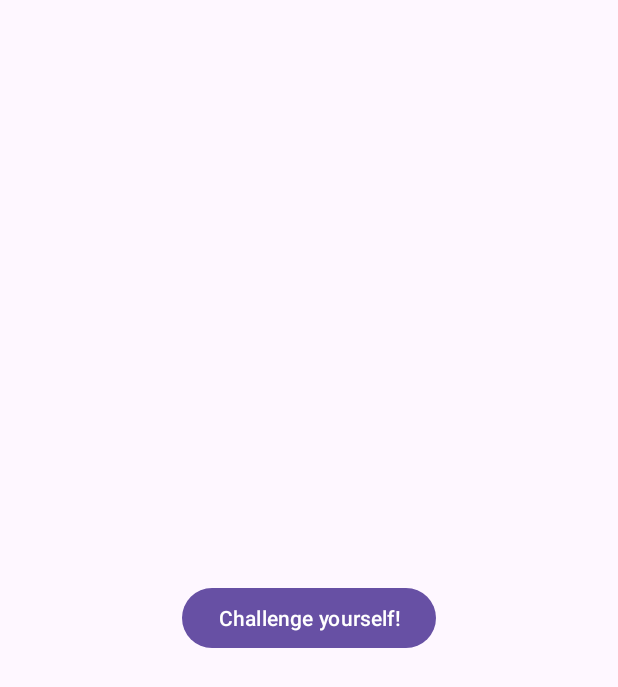
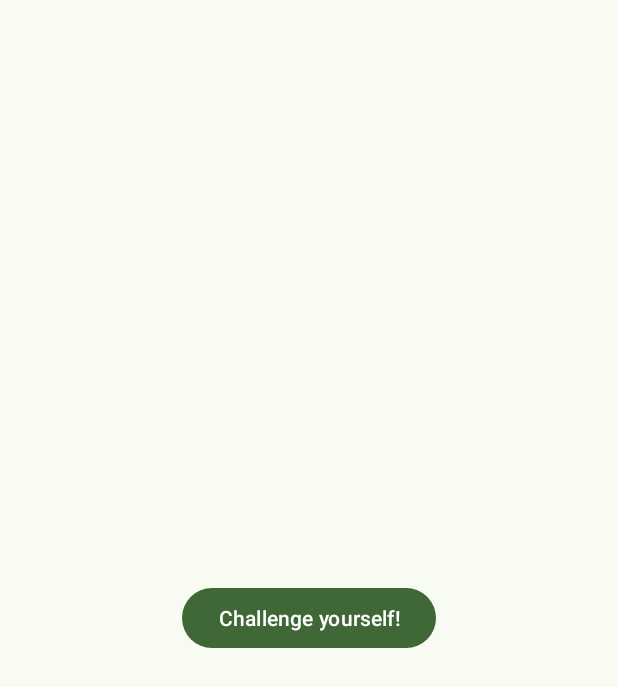
Before and after one commit to wasp-byte/piapp, an Android app: the screen it shows after launch (MainActivity), on a phone screen of 412 x 824 dp. Shown: the top 687 px of the screen. Run offline under Robolectric (Android 15) with nearby library versions, the phone set to English and light mode, and no system bars.

Commit message:
Add colors

```diff
--- /dev/null
+++ b/app/src/main/res/values-night/colors.xml
@@ -0,0 +1,49 @@
+<resources>
+    <color name="theme_primary">#A5D396</color>
+    <color name="theme_onPrimary">#11380B</color>
+    <color name="theme_primaryContainer">#285020</color>
+    <color name="theme_onPrimaryContainer">#C0EFB0</color>
+    <color name="theme_secondary">#A5D396</color>
+    <color name="theme_onSecondary">#11380B</color>
+    <color name="theme_secondaryContainer">#285020</color>
+    <color name="theme_onSecondaryContainer">#C0EFB0</color>
+    <color name="theme_tertiary">#CBCB76</color>
+    <color name="theme_onTertiary">#323200</color>
+    <color name="theme_tertiaryContainer">#494900</color>
+    <color name="theme_onTertiaryContainer">#E8E78F</color>
+    <color name="theme_error">#FFB4AB</color>
+    <color name="theme_onError">#690005</color>
+    <color name="theme_errorContainer">#93000A</color>
+    <color name="theme_onErrorContainer">#FFDAD6</color>
+    <color name="theme_background">#11140F</color>
+    <color name="theme_onBackground">#E1E4DA</color>
+    <color name="theme_surface">#11140F</color>
+    <color name="theme_onSurface">#E1E4DA</color>
+    <color name="theme_surfaceVariant">#43483F</color>
+    <color name="theme_onSurfaceVariant">#C3C8BC</color>
+    <color name="theme_outline">#8D9387</color>
+    <color name="theme_outlineVariant">#43483F</color>
+    <color name="theme_scrim">#000000</color>
+    <color name="theme_inverseSurface">#E1E4DA</color>
+    <color name="theme_inverseOnSurface">#2E322B</color>
+    <color name="theme_inversePrimary">#406836</color>
+    <color name="theme_primaryFixed">#C0EFB0</color>
+    <color name="theme_onPrimaryFixed">#002200</color>
+    <color name="theme_primaryFixedDim">#A5D396</color>
+    <color name="theme_onPrimaryFixedVariant">#285020</color>
+    <color name="theme_secondaryFixed">#C0EFB0</color>
+    <color name="theme_onSecondaryFixed">#002200</color>
+    <color name="theme_secondaryFixedDim">#A5D396</color>
+    <color name="theme_onSecondaryFixedVariant">#285020</color>
+    <color name="theme_tertiaryFixed">#E8E78F</color>
+    <color name="theme_onTertiaryFixed">#1D1D00</color>
+    <color name="theme_tertiaryFixedDim">#CBCB76</color>
+    <color name="theme_onTertiaryFixedVariant">#494900</color>
+    <color name="theme_surfaceDim">#11140F</color>
+    <color name="theme_surfaceBright">#363A34</color>
+    <color name="theme_surfaceContainerLowest">#0B0F0A</color>
+    <color name="theme_surfaceContainerLow">#191D17</color>
+    <color name="theme_surfaceContainer">#1D211B</color>
+    <color name="theme_surfaceContainerHigh">#272B25</color>
+    <color name="theme_surfaceContainerHighest">#32362F</color>
+</resources>
--- a/app/src/main/res/values-night/themes.xml
+++ b/app/src/main/res/values-night/themes.xml
@@ -1,7 +1,50 @@
-<resources xmlns:tools="http://schemas.android.com/tools">
-    <!-- Base application theme. -->
+<resources>
     <style name="Base.Theme.Piapp" parent="Theme.Material3.DayNight.NoActionBar">
-        <!-- Customize your dark theme here. -->
-        <!-- <item name="colorPrimary">@color/my_dark_primary</item> -->
+        <item name="colorPrimary">@color/theme_primary</item>
+        <item name="colorOnPrimary">@color/theme_onPrimary</item>
+        <item name="colorPrimaryContainer">@color/theme_primaryContainer</item>
+        <item name="colorOnPrimaryContainer">@color/theme_onPrimaryContainer</item>
+        <item name="colorSecondary">@color/theme_secondary</item>
+        <item name="colorOnSecondary">@color/theme_onSecondary</item>
+        <item name="colorSecondaryContainer">@color/theme_secondaryContainer</item>
+        <item name="colorOnSecondaryContainer">@color/theme_onSecondaryContainer</item>
+        <item name="colorTertiary">@color/theme_tertiary</item>
+        <item name="colorOnTertiary">@color/theme_onTertiary</item>
+        <item name="colorTertiaryContainer">@color/theme_tertiaryContainer</item>
+        <item name="colorOnTertiaryContainer">@color/theme_onTertiaryContainer</item>
+        <item name="colorError">@color/theme_error</item>
+        <item name="colorOnError">@color/theme_onError</item>
+        <item name="colorErrorContainer">@color/theme_errorContainer</item>
+        <item name="colorOnErrorContainer">@color/theme_onErrorContainer</item>
+        <item name="android:colorBackground">@color/theme_background</item>
+        <item name="colorOnBackground">@color/theme_onBackground</item>
+        <item name="colorSurface">@color/theme_surface</item>
+        <item name="colorOnSurface">@color/theme_onSurface</item>
+        <item name="colorSurfaceVariant">@color/theme_surfaceVariant</item>
+        <item name="colorOnSurfaceVariant">@color/theme_onSurfaceVariant</item>
+        <item name="colorOutline">@color/theme_outline</item>
+        <item name="colorOutlineVariant">@color/theme_outlineVariant</item>
+        <item name="colorSurfaceInverse">@color/theme_inverseSurface</item>
+        <item name="colorOnSurfaceInverse">@color/theme_inverseOnSurface</item>
+        <item name="colorPrimaryInverse">@color/theme_inversePrimary</item>
+        <item name="colorPrimaryFixed">@color/theme_primaryFixed</item>
+        <item name="colorOnPrimaryFixed">@color/theme_onPrimaryFixed</item>
+        <item name="colorPrimaryFixedDim">@color/theme_primaryFixedDim</item>
+        <item name="colorOnPrimaryFixedVariant">@color/theme_onPrimaryFixedVariant</item>
+        <item name="colorSecondaryFixed">@color/theme_secondaryFixed</item>
+        <item name="colorOnSecondaryFixed">@color/theme_onSecondaryFixed</item>
+        <item name="colorSecondaryFixedDim">@color/theme_secondaryFixedDim</item>
+        <item name="colorOnSecondaryFixedVariant">@color/theme_onSecondaryFixedVariant</item>
+        <item name="colorTertiaryFixed">@color/theme_tertiaryFixed</item>
+        <item name="colorOnTertiaryFixed">@color/theme_onTertiaryFixed</item>
+        <item name="colorTertiaryFixedDim">@color/theme_tertiaryFixedDim</item>
+        <item name="colorOnTertiaryFixedVariant">@color/theme_onTertiaryFixedVariant</item>
+        <item name="colorSurfaceDim">@color/theme_surfaceDim</item>
+        <item name="colorSurfaceBright">@color/theme_surfaceBright</item>
+        <item name="colorSurfaceContainerLowest">@color/theme_surfaceContainerLowest</item>
+        <item name="colorSurfaceContainerLow">@color/theme_surfaceContainerLow</item>
+        <item name="colorSurfaceContainer">@color/theme_surfaceContainer</item>
+        <item name="colorSurfaceContainerHigh">@color/theme_surfaceContainerHigh</item>
+        <item name="colorSurfaceContainerHighest">@color/theme_surfaceContainerHighest</item>
     </style>
 </resources>
--- a/app/src/main/res/values/colors.xml
+++ b/app/src/main/res/values/colors.xml
@@ -1,5 +1,49 @@
-<?xml version="1.0" encoding="utf-8"?>
 <resources>
-    <color name="black">#FF000000</color>
-    <color name="white">#FFFFFFFF</color>
+    <color name="theme_primary">#406836</color>
+    <color name="theme_onPrimary">#FFFFFF</color>
+    <color name="theme_primaryContainer">#C0EFB0</color>
+    <color name="theme_onPrimaryContainer">#285020</color>
+    <color name="theme_secondary">#406836</color>
+    <color name="theme_onSecondary">#FFFFFF</color>
+    <color name="theme_secondaryContainer">#C0EFB0</color>
+    <color name="theme_onSecondaryContainer">#285020</color>
+    <color name="theme_tertiary">#616118</color>
+    <color name="theme_onTertiary">#FFFFFF</color>
+    <color name="theme_tertiaryContainer">#E8E78F</color>
+    <color name="theme_onTertiaryContainer">#494900</color>
+    <color name="theme_error">#BA1A1A</color>
+    <color name="theme_onError">#FFFFFF</color>
+    <color name="theme_errorContainer">#FFDAD6</color>
+    <color name="theme_onErrorContainer">#93000A</color>
+    <color name="theme_background">#F8FBF1</color>
+    <color name="theme_onBackground">#191D17</color>
+    <color name="theme_surface">#F8FBF1</color>
+    <color name="theme_onSurface">#191D17</color>
+    <color name="theme_surfaceVariant">#DFE4D7</color>
+    <color name="theme_onSurfaceVariant">#43483F</color>
+    <color name="theme_outline">#73796E</color>
+    <color name="theme_outlineVariant">#C3C8BC</color>
+    <color name="theme_scrim">#000000</color>
+    <color name="theme_inverseSurface">#2E322B</color>
+    <color name="theme_inverseOnSurface">#EFF2E8</color>
+    <color name="theme_inversePrimary">#A5D396</color>
+    <color name="theme_primaryFixed">#C0EFB0</color>
+    <color name="theme_onPrimaryFixed">#002200</color>
+    <color name="theme_primaryFixedDim">#A5D396</color>
+    <color name="theme_onPrimaryFixedVariant">#285020</color>
+    <color name="theme_secondaryFixed">#C0EFB0</color>
+    <color name="theme_onSecondaryFixed">#002200</color>
+    <color name="theme_secondaryFixedDim">#A5D396</color>
+    <color name="theme_onSecondaryFixedVariant">#285020</color>
+    <color name="theme_tertiaryFixed">#E8E78F</color>
+    <color name="theme_onTertiaryFixed">#1D1D00</color>
+    <color name="theme_tertiaryFixedDim">#CBCB76</color>
+    <color name="theme_onTertiaryFixedVariant">#494900</color>
+    <color name="theme_surfaceDim">#D8DBD2</color>
+    <color name="theme_surfaceBright">#F8FBF1</color>
+    <color name="theme_surfaceContainerLowest">#FFFFFF</color>
+    <color name="theme_surfaceContainerLow">#F2F5EB</color>
+    <color name="theme_surfaceContainer">#ECEFE5</color>
+    <color name="theme_surfaceContainerHigh">#E6E9E0</color>
+    <color name="theme_surfaceContainerHighest">#E1E4DA</color>
 </resources>
--- a/app/src/main/res/values/themes.xml
+++ b/app/src/main/res/values/themes.xml
@@ -1,8 +1,51 @@
-<resources xmlns:tools="http://schemas.android.com/tools">
-    <!-- Base application theme. -->
+<resources>
     <style name="Base.Theme.Piapp" parent="Theme.Material3.DayNight.NoActionBar">
-        <!-- Customize your light theme here. -->
-        <!-- <item name="colorPrimary">@color/my_light_primary</item> -->
+        <item name="colorPrimary">@color/theme_primary</item>
+        <item name="colorOnPrimary">@color/theme_onPrimary</item>
+        <item name="colorPrimaryContainer">@color/theme_primaryContainer</item>
+        <item name="colorOnPrimaryContainer">@color/theme_onPrimaryContainer</item>
+        <item name="colorSecondary">@color/theme_secondary</item>
+        <item name="colorOnSecondary">@color/theme_onSecondary</item>
+        <item name="colorSecondaryContainer">@color/theme_secondaryContainer</item>
+        <item name="colorOnSecondaryContainer">@color/theme_onSecondaryContainer</item>
+        <item name="colorTertiary">@color/theme_tertiary</item>
+        <item name="colorOnTertiary">@color/theme_onTertiary</item>
+        <item name="colorTertiaryContainer">@color/theme_tertiaryContainer</item>
+        <item name="colorOnTertiaryContainer">@color/theme_onTertiaryContainer</item>
+        <item name="colorError">@color/theme_error</item>
+        <item name="colorOnError">@color/theme_onError</item>
+        <item name="colorErrorContainer">@color/theme_errorContainer</item>
+        <item name="colorOnErrorContainer">@color/theme_onErrorContainer</item>
+        <item name="android:colorBackground">@color/theme_background</item>
+        <item name="colorOnBackground">@color/theme_onBackground</item>
+        <item name="colorSurface">@color/theme_surface</item>
+        <item name="colorOnSurface">@color/theme_onSurface</item>
+        <item name="colorSurfaceVariant">@color/theme_surfaceVariant</item>
+        <item name="colorOnSurfaceVariant">@color/theme_onSurfaceVariant</item>
+        <item name="colorOutline">@color/theme_outline</item>
+        <item name="colorOutlineVariant">@color/theme_outlineVariant</item>
+        <item name="colorSurfaceInverse">@color/theme_inverseSurface</item>
+        <item name="colorOnSurfaceInverse">@color/theme_inverseOnSurface</item>
+        <item name="colorPrimaryInverse">@color/theme_inversePrimary</item>
+        <item name="colorPrimaryFixed">@color/theme_primaryFixed</item>
+        <item name="colorOnPrimaryFixed">@color/theme_onPrimaryFixed</item>
+        <item name="colorPrimaryFixedDim">@color/theme_primaryFixedDim</item>
+        <item name="colorOnPrimaryFixedVariant">@color/theme_onPrimaryFixedVariant</item>
+        <item name="colorSecondaryFixed">@color/theme_secondaryFixed</item>
+        <item name="colorOnSecondaryFixed">@color/theme_onSecondaryFixed</item>
+        <item name="colorSecondaryFixedDim">@color/theme_secondaryFixedDim</item>
+        <item name="colorOnSecondaryFixedVariant">@color/theme_onSecondaryFixedVariant</item>
+        <item name="colorTertiaryFixed">@color/theme_tertiaryFixed</item>
+        <item name="colorOnTertiaryFixed">@color/theme_onTertiaryFixed</item>
+        <item name="colorTertiaryFixedDim">@color/theme_tertiaryFixedDim</item>
+        <item name="colorOnTertiaryFixedVariant">@color/theme_onTertiaryFixedVariant</item>
+        <item name="colorSurfaceDim">@color/theme_surfaceDim</item>
+        <item name="colorSurfaceBright">@color/theme_surfaceBright</item>
+        <item name="colorSurfaceContainerLowest">@color/theme_surfaceContainerLowest</item>
+        <item name="colorSurfaceContainerLow">@color/theme_surfaceContainerLow</item>
+        <item name="colorSurfaceContainer">@color/theme_surfaceContainer</item>
+        <item name="colorSurfaceContainerHigh">@color/theme_surfaceContainerHigh</item>
+        <item name="colorSurfaceContainerHighest">@color/theme_surfaceContainerHighest</item>
     </style>
 
     <style name="Theme.Piapp" parent="Base.Theme.Piapp" />
```
